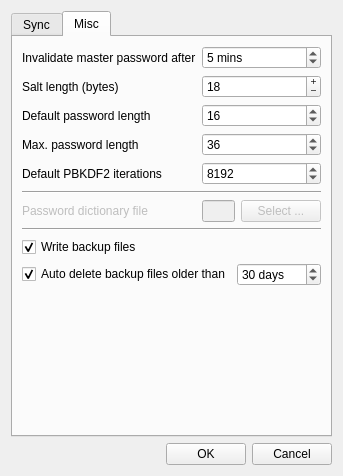
607011/Qt-SESAM, file Qt-SESAM/optionsdialog.ui: the form before one commit.
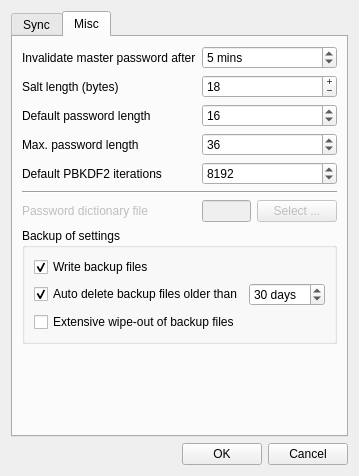
The form after the commit. The open tabs and pages were chosen to show the change.

Commit message: Extensive wipe-out of outdated backup files is now optional.

The edit to the form file:
```diff
--- a/Qt-SESAM/optionsdialog.ui
+++ b/Qt-SESAM/optionsdialog.ui
@@ -434,12 +434,17 @@
         </layout>
        </item>
        <item>
-        <widget class="Line" name="line_2">
-         <property name="orientation">
-          <enum>Qt::Horizontal</enum>
+        <widget class="QGroupBox" name="groupBox_2">
+         <property name="minimumSize">
+          <size>
+           <width>0</width>
+           <height>44</height>
+          </size>
          </property>
-        </widget>
-       </item>
+         <property name="title">
+          <string>Backup of settings</string>
+         </property>
+         <layout class="QVBoxLayout" name="verticalLayout_6">
        <item>
         <widget class="QCheckBox" name="writeBackupsCheckBox">
          <property name="enabled">
@@ -484,6 +489,16 @@
         </layout>
        </item>
        <item>
+           <widget class="QCheckBox" name="extensiveWipeoutCheckBox">
+            <property name="text">
+             <string>Extensive wipe-out of backup files</string>
+            </property>
+           </widget>
+          </item>
+         </layout>
+        </widget>
+       </item>
+       <item>
         <spacer name="verticalSpacer_2">
          <property name="orientation">
           <enum>Qt::Vertical</enum>
@@ -491,7 +506,7 @@
          <property name="sizeHint" stdset="0">
           <size>
            <width>20</width>
-           <height>276</height>
+           <height>40</height>
           </size>
          </property>
         </spacer>
```
Left out of the diff: 2 changed lines with no effect on the pictures. Lines whose indentation alone changed are shown as unchanged. The commit also changes 5 other files.
